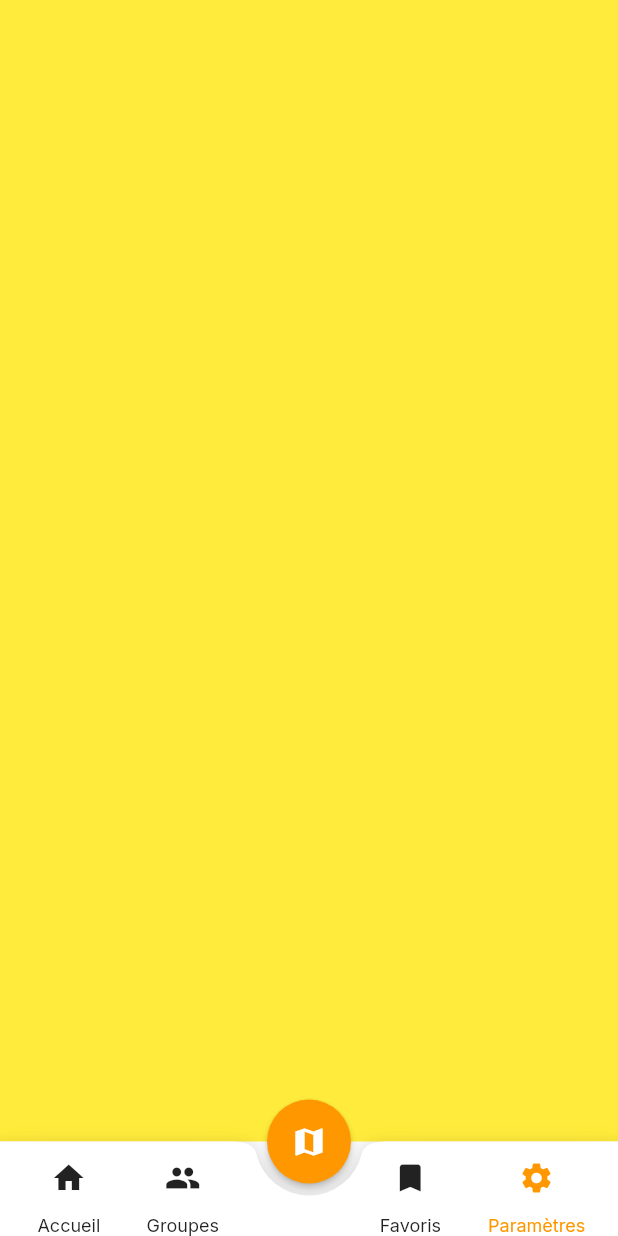
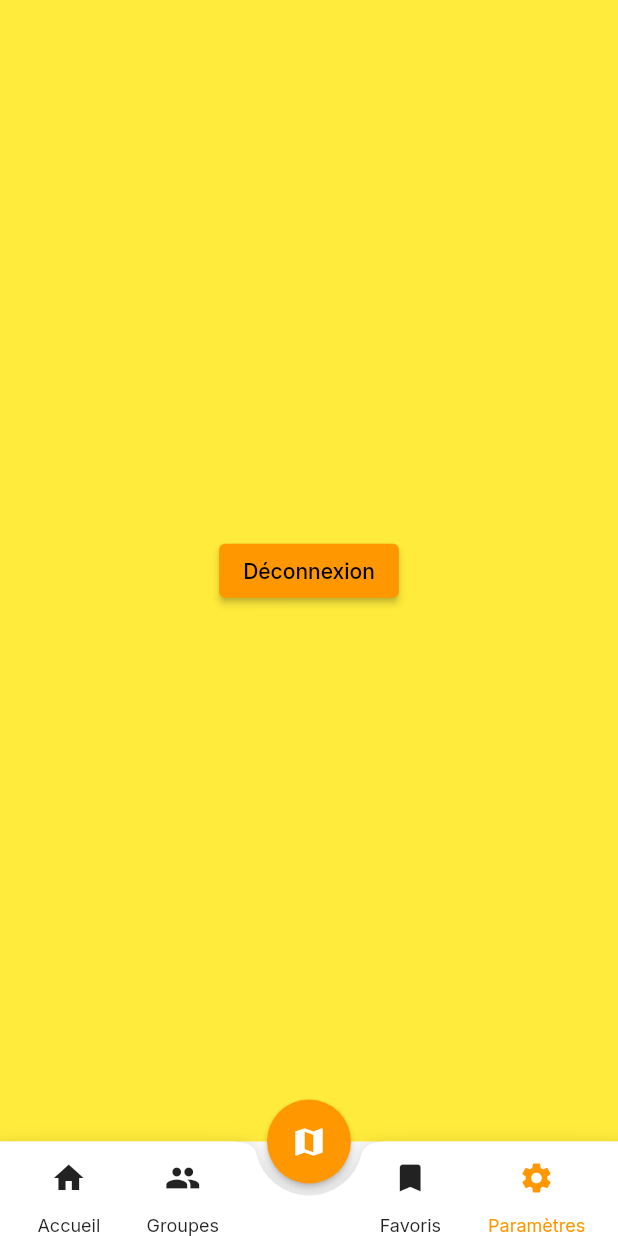
Before and after one commit to nathandubocagedogo/dogo, a Flutter app: the HomeView screen opened by its route, swiped to page 4, on a phone screen of 412 x 824 dp. Run offline on Flutter 3.47's test engine with Material 2 defaults, Android fonts, the phone set to English and light mode, and no system bars; our stand-ins replace cloud_firestore, firebase_auth, firebase_core, flutter_dotenv, font_awesome_flutter, google_fonts and 3 more; accounts and stored records are empty.

Commit message:
Mise à jour de la page d'accueil

```diff
--- a/lib/views/home/home.dart
+++ b/lib/views/home/home.dart
@@ -1,4 +1,3 @@
-import 'package:dogo_final_app/models/store/data.dart';
 import 'package:flutter/material.dart';
 import 'dart:async';
 import 'package:cloud_firestore/cloud_firestore.dart';
@@ -7,6 +6,7 @@ import 'package:dogo_final_app/views/login/services/session.dart';
 import 'package:dogo_final_app/routes/animations.dart';
 import 'package:dogo_final_app/components/bottombar/bottombar_custom.dart';
 import 'package:dogo_final_app/models/store/provider.dart';
+import 'package:dogo_final_app/models/store/data.dart';
 import 'package:provider/provider.dart';
 
 class HomeView extends StatefulWidget {
@@ -80,15 +80,8 @@ class _HomeViewState extends State<HomeView> {
         children: [
           Consumer<DataProvider>(
             builder: (context, dataProvider, child) {
-              DataModel dataModel = dataProvider.dataModel;
-              return Scaffold(
-                backgroundColor: Colors.white,
-                body: ListView.builder(
-                  itemCount: dataModel.data.length,
-                  itemBuilder: (context, index) => ListTile(
-                    title: Text(dataModel.data[index]),
-                  ),
-                ),
+              return const Scaffold(
+                backgroundColor: Colors.green,
               );
             },
           ),
@@ -98,8 +91,20 @@ class _HomeViewState extends State<HomeView> {
           const Scaffold(
             backgroundColor: Colors.blue,
           ),
-          const Scaffold(
-            backgroundColor: Colors.yellow,
+          Consumer<DataProvider>(
+            builder: (context, dataProvider, child) {
+              return Scaffold(
+                backgroundColor: Colors.yellow,
+                body: Center(
+                  child: ElevatedButton(
+                    onPressed: () {
+                      FirebaseAuth.instance.signOut();
+                    },
+                    child: const Text("Déconnexion"),
+                  ),
+                ),
+              );
+            },
           ),
         ],
       ),
```
